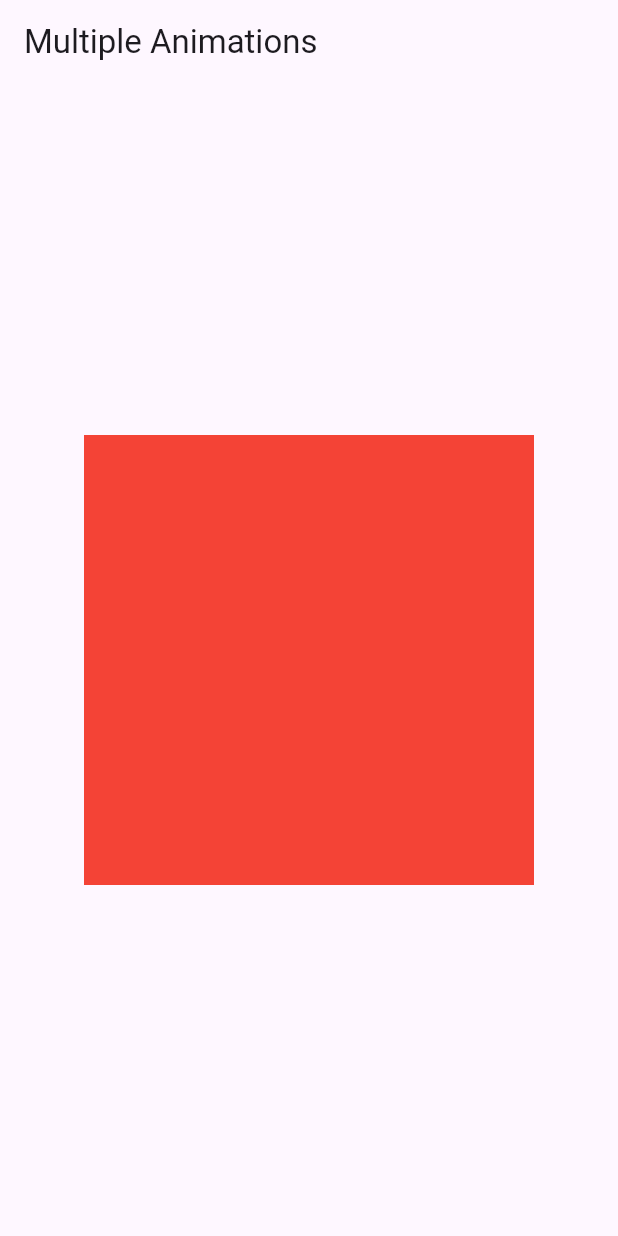
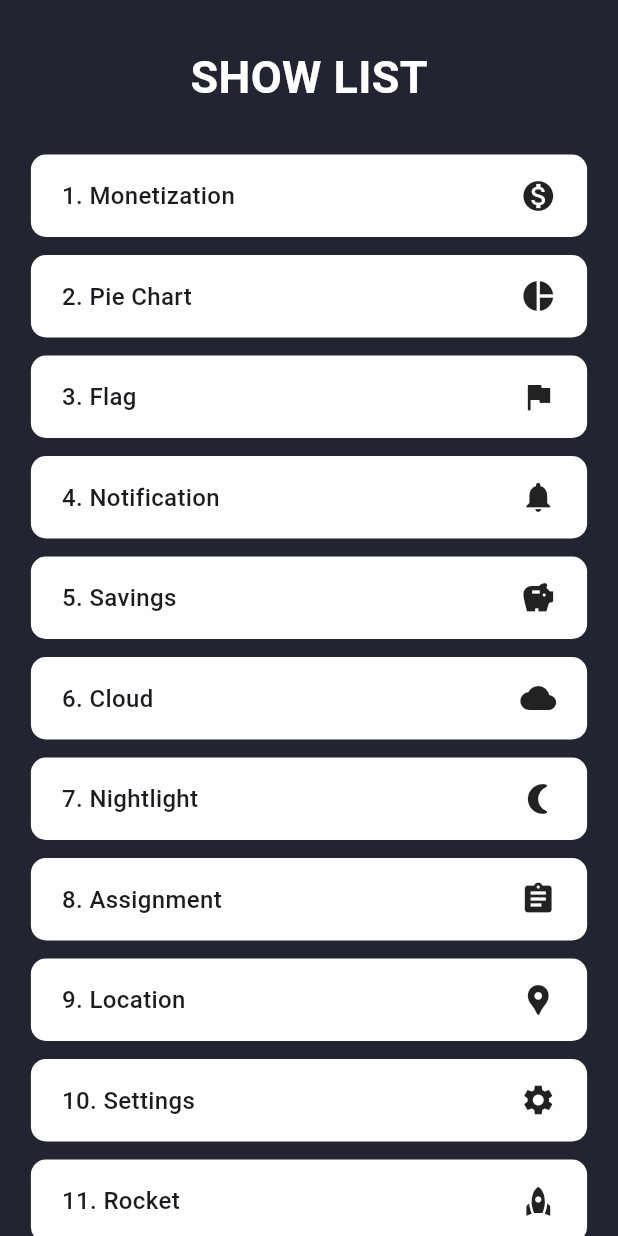
Before and after one commit to alexndrperz/OPC-flutter, a Flutter app: the screen it shows after launch, on a phone screen of 412 x 824 dp. Run offline on Flutter 3.47's test engine with Material 3 defaults, Android fonts, the phone set to English and light mode, and no system bars.

Commit message:
feat(GUI):Extern test with animatedContainer

```diff
--- a/lib/list_screen.dart
+++ b/lib/list_screen.dart
@@ -1,93 +1,164 @@
 import 'package:flutter/material.dart';
 
-class MultipleAnimations extends StatefulWidget {
+class ListScreen extends StatefulWidget {
+  const ListScreen({Key? key}) : super(key: key);
+
   @override
-  _MultipleAnimationsState createState() => _MultipleAnimationsState();
+  State<ListScreen> createState() => _ListScreenState();
 }
 
-class _MultipleAnimationsState extends State<MultipleAnimations>
-    with TickerProviderStateMixin {
-  late AnimationController _controller;
-  late Animation<double> _opacityAnimation;
-  late Animation<double> _scaleAnimation;
-  late Animation<Color?> _colorAnimation;
+class _ListScreenState extends State<ListScreen> {
+  double screenHeight = 0;
+  double screenWidth = 0;
+
+  bool startAnimation = false;
+
+  List<String> texts = [
+    "Monetization",
+    "Pie Chart",
+    "Flag",
+    "Notification",
+    "Savings",
+    "Cloud",
+    "Nightlight",
+    "Assignment",
+    "Location",
+    "Settings",
+    "Rocket",
+    "Backpack",
+    "Person",
+    "Done All",
+    "Search",
+    "Extension",
+    "Bluetooth",
+    "Favorite",
+    "Lock",
+    "Bookmark",
+  ];
+
+  List<IconData> icons = [
+    Icons.monetization_on,
+    Icons.pie_chart,
+    Icons.flag,
+    Icons.notifications,
+    Icons.savings,
+    Icons.cloud,
+    Icons.nightlight_round,
+    Icons.assignment,
+    Icons.location_pin,
+    Icons.settings,
+    Icons.rocket,
+    Icons.backpack,
+    Icons.person,
+    Icons.done_all,
+    Icons.search,
+    Icons.extension,
+    Icons.bluetooth,
+    Icons.favorite,
+    Icons.lock,
+    Icons.bookmark,
+  ];
 
   @override
   void initState() {
     super.initState();
 
-    // Definir el controlador de animación
-    _controller = AnimationController(
-      vsync: this,
-      duration: Duration(seconds: 2),
-    );
-
-    // Definir la animación de escala
-    _opacityAnimation = Tween<double>(
-      begin: 0.0,
-      end: 1.0,
-    ).animate(CurvedAnimation(
-      parent: _controller,
-      curve: Curves.easeInOut,
-    ));
-
-    // Definir la animación de color
-    _colorAnimation = ColorTween(
-      begin: Colors.blue,
-      end: Colors.red,
-    ).animate(CurvedAnimation(
-      parent: _controller,
-      curve: Curves.easeInOut,
-    ));
-    _scaleAnimation = Tween<double>(
-      begin: 1.0,
-      end: 1.5,
-    ).animate(CurvedAnimation(
-      parent: _controller,
-      curve: Curves.easeInOut,
-    ));
-
-    // Iniciar la animación
-    _controller.forward();
-  }
-
-  @override
-  void dispose() {
-    // Liberar recursos del controlador de animación
-    _controller.dispose();
-    super.dispose();
+    WidgetsBinding.instance.addPostFrameCallback((timeStamp) {
+      setState(() {
+        startAnimation = true;
+      });
+    });
   }
 
   @override
   Widget build(BuildContext context) {
+    screenHeight = MediaQuery.of(context).size.height;
+    screenWidth = MediaQuery.of(context).size.width;
+
     return Scaffold(
-      appBar: AppBar(
-        title: Text('Multiple Animations'),
-      ),
-      body: Center(
-        child: AnimatedBuilder(
-          animation: _controller,
-          builder: (context, child) {
-            return Opacity(
-              opacity: _opacityAnimation.value,
-              child: Transform.scale(
-                scale: _scaleAnimation.value,
-                child: Container(
-                  color: _colorAnimation.value,
-                  width: 200,
-                  height: 200,
+      backgroundColor: const Color(0xFF222431),
+      body: SafeArea(
+        child: SingleChildScrollView(
+          physics: const BouncingScrollPhysics(),
+          padding: EdgeInsets.symmetric(
+            horizontal: screenWidth / 20,
+          ),
+          child: Column(
+            children: [
+              const SizedBox(
+                height: 30,
+              ),
+              GestureDetector(
+                onTap: () {
+                  Future.delayed(const Duration(milliseconds: 500), () {
+                    print("aa");
+                    setState(() {
+                      startAnimation = !startAnimation;
+                    });
+                  });
+                },
+                child: const Text(
+                  "SHOW LIST",
+                  style: TextStyle(
+                    fontSize: 30,
+                    fontWeight: FontWeight.w600,
+                    color: Colors.white,
+                  ),
                 ),
               ),
-            );
-          },
+              const SizedBox(
+                height: 30,
+              ),
+              ListView.builder(
+                primary: false,
+                shrinkWrap: true,
+                itemCount: texts.length,
+                itemBuilder: (context, index) {
+                  return item(index);
+                },
+              ),
+              const SizedBox(
+                height: 50,
+              ),
+            ],
+          ),
         ),
       ),
     );
   }
+
+  Widget item(int index) {
+    return AnimatedContainer(
+      height: 55,
+      width: screenWidth,
+      curve: Curves.easeInOut,
+      duration: Duration(milliseconds: 300 + (index * 200)),
+      transform: Matrix4.translationValues(0, startAnimation ? 0 : 60, 0),
+      margin: const EdgeInsets.only(
+        bottom: 12,
+      ),
+      padding: EdgeInsets.symmetric(
+        horizontal: screenWidth / 20,
+      ),
+      decoration: BoxDecoration(
+        color: Colors.white,
+        borderRadius: BorderRadius.circular(10),
+      ),
+      child: Row(
+        mainAxisAlignment: MainAxisAlignment.spaceBetween,
+        children: [
+          Text(
+            "${index + 1}. ${texts[index]}",
+            style: const TextStyle(
+              fontSize: 16,
+              fontWeight: FontWeight.w500,
+            ),
+          ),
+          Icon(
+            icons[index],
+          ),
+        ],
+      ),
+    );
+  }
 }
-
-void main() {
-  runApp(MaterialApp(
-    home: MultipleAnimations(),
-  ));
-}
--- a/lib/main.dart
+++ b/lib/main.dart
@@ -16,7 +16,7 @@ class _MainState extends State<Main> {
   @override
   Widget build(BuildContext context) {
     return MaterialApp(
-      home: MultipleAnimations(),
+      home: ListScreen(),
     );
   }
 }
```
